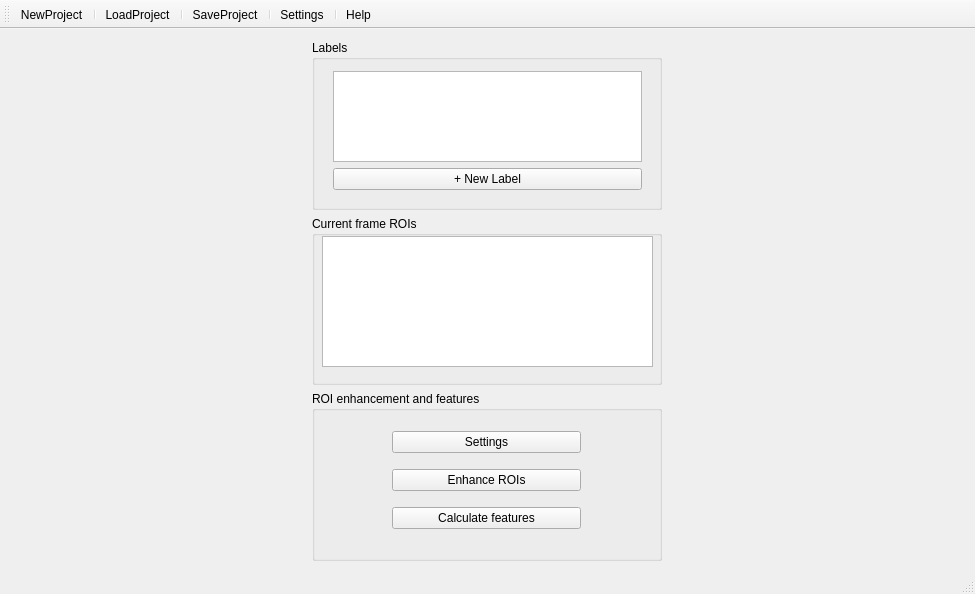
Before: the Qt Designer form GTGenerator_v1/gtgenerator.ui in gcypds/GTGeneratorQT5, drawn with Qt 5.
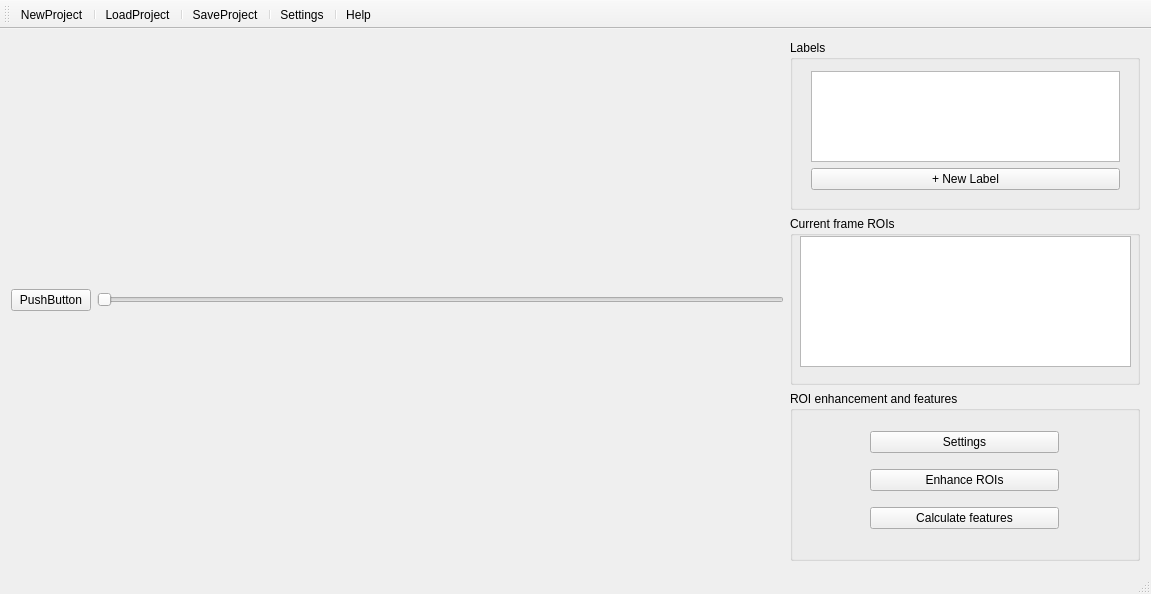
After: the same form once the commit is applied. Icons and pictures are not drawn.

```diff
--- a/GTGenerator_v1/gtgenerator.ui
+++ b/GTGenerator_v1/gtgenerator.ui
@@ -6,7 +6,7 @@
    <rect>
     <x>0</x>
     <y>0</y>
-    <width>975</width>
+    <width>1151</width>
     <height>594</height>
    </rect>
   </property>
@@ -18,14 +18,36 @@
     <item>
      <layout class="QHBoxLayout" name="horizontalLayout">
       <item>
-       <layout class="QVBoxLayout" name="tagging_layout"/>
+       <layout class="QVBoxLayout" name="tagging_layout">
+        <item>
+         <layout class="QHBoxLayout" name="video_layout"/>
+        </item>
+        <item>
+         <layout class="QHBoxLayout" name="horizontalLayout_6">
+          <item>
+           <widget class="QPushButton" name="playVideo_button">
+            <property name="text">
+             <string>PushButton</string>
+            </property>
+           </widget>
+          </item>
+          <item>
+           <widget class="QSlider" name="video_slider">
+            <property name="orientation">
+             <enum>Qt::Horizontal</enum>
+            </property>
+           </widget>
+          </item>
+         </layout>
+        </item>
+       </layout>
       </item>
       <item>
        <layout class="QVBoxLayout" name="verticalLayout">
         <item>
          <widget class="QGroupBox" name="labels_group">
           <property name="sizePolicy">
-           <sizepolicy hsizetype="Fixed" vsizetype="Preferred">
+           <sizepolicy hsizetype="MinimumExpanding" vsizetype="Preferred">
             <horstretch>0</horstretch>
             <verstretch>0</verstretch>
            </sizepolicy>
```
